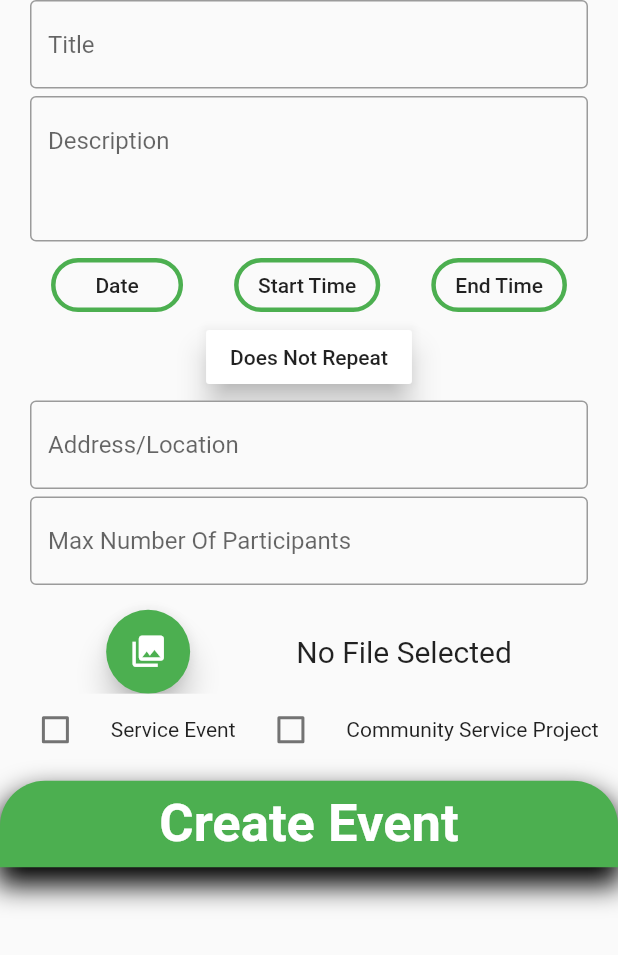
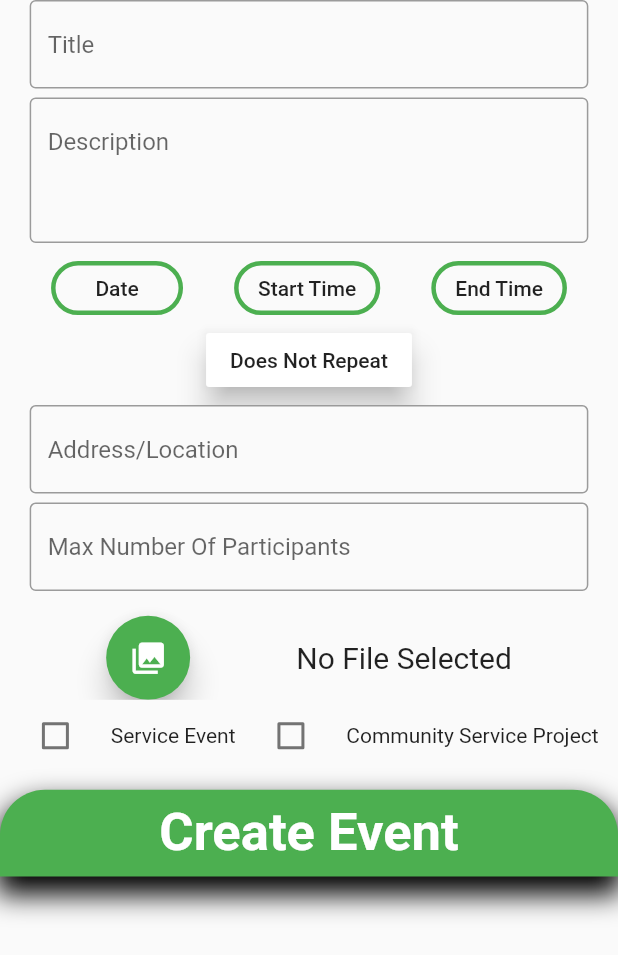
Before and after one commit to Dbono-dev/SicklesNHS, a Flutter app: the MiddleNewEventPage screen opened directly, on a phone screen of 412 x 824 dp. Shown: the top 955 px of the screen. Run offline on Flutter 3.47's test engine with Material 2 defaults, Android fonts, the phone set to English and light mode, and no system bars; our stand-ins replace cloud_firestore, date_format, firebase_auth, firebase_database, firebase_messaging, firebase_storage and 5 more; missing offline and left inert: flutter_rounded_date_picker, mailer; accounts and stored records are empty; statements that could not run were skipped.

Commit message:
Another commit

```diff
--- a/lib/adminSide/add_new_event.dart
+++ b/lib/adminSide/add_new_event.dart
@@ -43,7 +43,7 @@ import 'package:sickles_nhs_app/adminSide/view_students.dart';
           Column(
             children: <Widget> [
               TopHalfViewStudentsPage(),
-              Padding(padding: EdgeInsets.fromLTRB(0.0, 15, 0, 0)),
+              Padding(padding: EdgeInsets.fromLTRB(0.0, SizeConfig.blockSizeVertical * 2, 0, 0)),
               MiddleNewEventPage(title: widget.title, description: widget.description, startTime: widget.startTime, startTimeMinutes: widget.startTimeMinutes, endTime: widget.endTime, endTimeMinutes: widget.endTimeMinutes, address: widget.address, date: widget.date, max: widget.max, type: widget.type,),
             ]
           )
@@ -135,6 +135,9 @@ class _MiddleNewEventPageState extends State<MiddleNewEventPage> {
 
   @override
   Widget build(BuildContext context) {
+    print(SizeConfig.screenHeight);
+    print(SizeConfig.screenWidth);
+
     final _thirdformKey = GlobalKey<FormState>();
     String _bottomText = "Create Event";
 
@@ -227,7 +230,7 @@ class _MiddleNewEventPageState extends State<MiddleNewEventPage> {
                 children: <Widget> [
                   Material(
                     child: Container(
-                      padding: EdgeInsets.fromLTRB(20, 0, 20, 0),
+                      padding: EdgeInsets.fromLTRB(SizeConfig.blockSizeHorizontal * 4.8, 0, SizeConfig.blockSizeHorizontal * 4.8, 0),
                       child: TextFormField(
                         decoration: InputDecoration(
                         border: OutlineInputBorder(),
@@ -238,10 +241,10 @@ class _MiddleNewEventPageState extends State<MiddleNewEventPage> {
                       ),
                     )
                   ),
-                  Padding(padding: EdgeInsets.fromLTRB(0, 5, 0, 0)),
+                  Padding(padding: EdgeInsets.fromLTRB(0, SizeConfig.blockSizeVertical * 0.73, 0, 0)),
                   Material(
                     child: Container(
-                      padding: EdgeInsets.fromLTRB(20, 0, 20, 0),
+                      padding: EdgeInsets.fromLTRB(SizeConfig.blockSizeHorizontal * 4.8, 0, SizeConfig.blockSizeHorizontal * 4.8, 0),
                       child: TextFormField(
                         decoration: InputDecoration(
                           hintText: "Description",
@@ -254,7 +257,7 @@ class _MiddleNewEventPageState extends State<MiddleNewEventPage> {
                       ),
                     )
                   ),
-                  Padding(padding: EdgeInsets.fromLTRB(0.0, 5, 0.0, 00)),
+                  Padding(padding: EdgeInsets.fromLTRB(0.0, SizeConfig.blockSizeVertical * 0.73, 0.0, 00)),
                   Row(
                     mainAxisAlignment: MainAxisAlignment.spaceEvenly,
                     children: <Widget> [
@@ -465,10 +468,10 @@ class _MiddleNewEventPageState extends State<MiddleNewEventPage> {
                       child: Text(doesNotRepeat)
                     ),
                   ),
-                  Padding(padding: EdgeInsets.fromLTRB(0.0, 5, 0.0, 0.0)),
+                  Padding(padding: EdgeInsets.fromLTRB(0.0, SizeConfig.blockSizeVertical * 0.73, 0.0, 0.0)),
                   Material(
                     child: Container(
-                      padding: EdgeInsets.fromLTRB(20, 0, 20, 0),
+                      padding: EdgeInsets.fromLTRB(SizeConfig.blockSizeHorizontal * 4.8, 0, SizeConfig.blockSizeHorizontal * 4.8, 0),
                       child: TextFormField(
                         decoration: InputDecoration(
                           hintText: "Address/Location",
@@ -479,10 +482,10 @@ class _MiddleNewEventPageState extends State<MiddleNewEventPage> {
                       ),
                     )
                   ),
-                  Padding(padding: EdgeInsets.fromLTRB(0.0, 5, 0, 0)),
+                  Padding(padding: EdgeInsets.fromLTRB(0.0, SizeConfig.blockSizeVertical * 0.73, 0, 0)),
                   Material(
                     child: Container(
-                      padding: EdgeInsets.fromLTRB(20, 0, 20, 0),
+                      padding: EdgeInsets.fromLTRB(SizeConfig.blockSizeHorizontal * 4.8, 0, SizeConfig.blockSizeHorizontal * 4.8, 0),
                       child: TextFormField(
                         onChanged: (val) => _max = val,
                         initialValue: _max,
@@ -543,7 +546,7 @@ class _MiddleNewEventPageState extends State<MiddleNewEventPage> {
                   ]
                 ),
               ),
-              Padding(padding: EdgeInsets.all(5),),
+              Padding(padding: EdgeInsets.all(SizeConfig.blockSizeVertical * 0.73),),
               Material(
                 type: MaterialType.transparency,
                 child: Container(
--- a/lib/adminSide/approve_hours.dart
+++ b/lib/adminSide/approve_hours.dart
@@ -11,6 +11,8 @@ import 'package:sickles_nhs_app/backend/currentQuarter.dart';
 class ApproveHoursPage extends StatelessWidget {
   @override
   Widget build(BuildContext context) {
+    print(SizeConfig.screenHeight);
+    print(SizeConfig.screenWidth);
     return Scaffold(
       backgroundColor: Colors.white,
       body: Container(
@@ -103,14 +105,14 @@ class _ApproveHoursMiddlePageState extends State<ApproveHoursMiddlePage> {
                       }
                       if(snapshot.data[index].data['complete'] == false) {
                         return Container(
-                          margin: EdgeInsets.fromLTRB(0, 15, 0, 0),
+                          margin: EdgeInsets.fromLTRB(0, SizeConfig.blockSizeVertical * 2.19, 0, 0),
                           child: GestureDetector(
                             onTap: () {
 
                             },
                             child: Card(
                               elevation: 8,
-                              margin: EdgeInsets.fromLTRB(10, 0, 10, 0),
+                              margin: EdgeInsets.fromLTRB(SizeConfig.blockSizeHorizontal * 2.43, 0, SizeConfig.blockSizeHorizontal * 2.43, 0),
                               shape: RoundedRectangleBorder(
                                 borderRadius: BorderRadius.circular(20)
                               ),
--- a/lib/adminSide/important_dates.dart
+++ b/lib/adminSide/important_dates.dart
@@ -26,12 +26,15 @@ class _ImportantDateMainState extends State<ImportantDateMain> {
 
   @override
   Widget build(BuildContext context) {
+    print(SizeConfig.screenHeight);
+    print(SizeConfig.screenWidth);
+
     return Scaffold(
       backgroundColor: Colors.white,
       body: Column(
         children: <Widget> [
           TopHalfViewStudentsPage(),
-          Padding(padding: EdgeInsets.all(10)),
+          Padding(padding: EdgeInsets.symmetric(vertical: SizeConfig.blockSizeVertical * 1.46, horizontal: SizeConfig.blockSizeHorizontal * 2.43)),
           Container(
             child: Column(
               mainAxisAlignment: MainAxisAlignment.spaceEvenly,
--- a/lib/adminSide/view_students.dart
+++ b/lib/adminSide/view_students.dart
@@ -207,7 +207,7 @@ class _MiddleViewStudentsPageState extends State<MiddleViewStudentsPage> {
           Container(
             child: Card(
               elevation: 8,
-              margin: EdgeInsets.fromLTRB(10, 0, 10, 0),
+              margin: EdgeInsets.fromLTRB(SizeConfig.blockSizeHorizontal * 2.43, 0, SizeConfig.blockSizeHorizontal * 2.43, 0),
               shape: RoundedRectangleBorder(
                 borderRadius: BorderRadius.circular(30)
               ),
```
